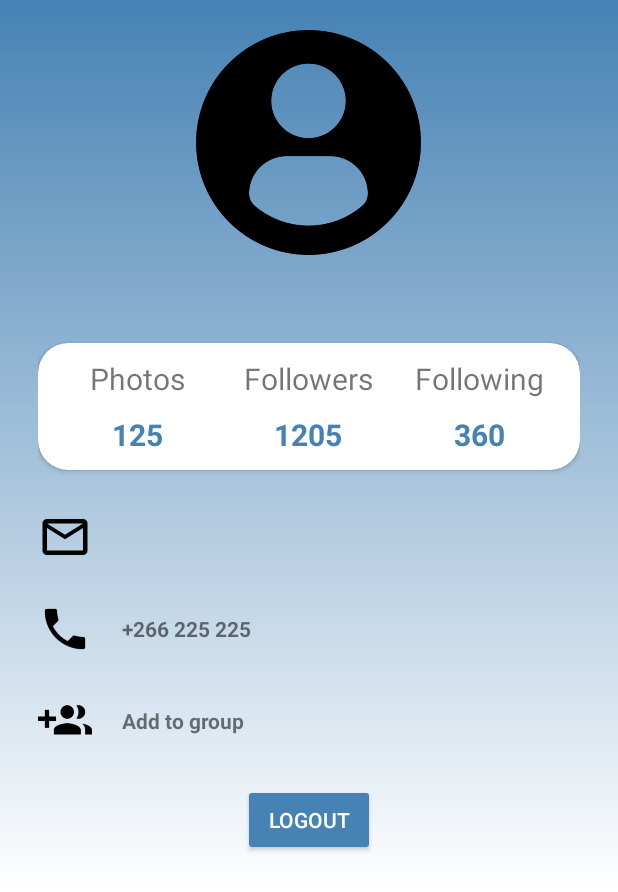
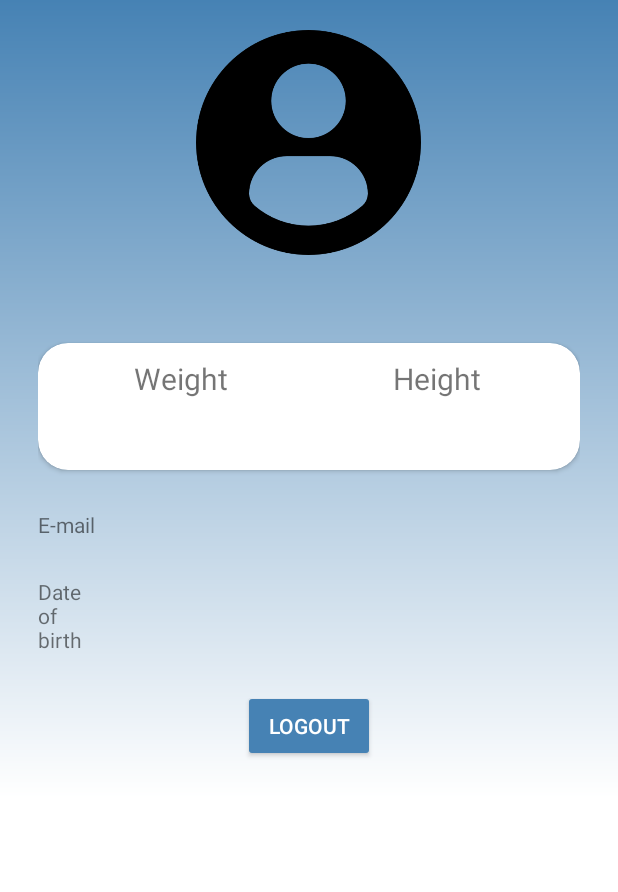
Before and after one commit to AP-Elektronica-ICT/IP18-SmartPullUp2, an Android app: the layout fragment_profile.xml on its own in the app's theme, with its tools: preview values and no code run, on a phone screen of 412 x 824 dp. Shown: the top 892 px of the screen. Run offline under Robolectric (Android 15) with nearby library versions, the phone set to English and light mode, and no system bars.

Commit message:
IP02-67 - Profile with database done !

```diff
--- a/Android_App/app/src/main/java/com/smartpullup/smartpullup/ProfileFragment.java
+++ b/Android_App/app/src/main/java/com/smartpullup/smartpullup/ProfileFragment.java
@@ -31,9 +31,15 @@ public class ProfileFragment extends Fragment {
     private Button btnLogout;
     private TextView userNameTxtView;
     private TextView userEmailTxtView;
+    private TextView userHeightTxtView;
+    private TextView userWeightTxtView;
+    private TextView userDateBirthTxtView;
 
     private String userName;
     private String userEmail;
+    private String userHeight;
+    private String userWeight;
+    private String userDateBirth;
 
     private String userId;
 
@@ -50,6 +56,10 @@ public class ProfileFragment extends Fragment {
         btnLogout = (Button)view.findViewById(R.id.btn_Logout);
         userNameTxtView = (TextView) view.findViewById(R.id.userName_textView);
         userEmailTxtView = (TextView) view.findViewById(R.id.userEmail_textView);
+        userHeightTxtView = (TextView)view.findViewById(R.id.height_textView);
+        userWeightTxtView = (TextView)view.findViewById(R.id.weight_textView);
+        userDateBirthTxtView = (TextView)view.findViewById(R.id.dateBirth_textView);
+
 
         database = FirebaseDatabase.getInstance();
         userDatabase = database.getReference("Users");
@@ -66,18 +76,34 @@ public class ProfileFragment extends Fragment {
                 Log.d("User", userId);
                 Log.d("User",dataSnapshot.getValue().toString());
 
+                if(dataSnapshot.child(userId).child("firstName").exists())
                     userName = dataSnapshot.child(userId).child("firstName").getValue().toString() + " " + dataSnapshot.child(userId).child("lastName").getValue().toString();
+
+                if(dataSnapshot.child(userId).child("email").exists())
                     userEmail =  dataSnapshot.child(userId).child("email").getValue().toString();
+
+                if (dataSnapshot.child(userId).child("weght").exists())
+                    userWeight = dataSnapshot.child(userId).child("weght").getValue().toString();
+
+                if(dataSnapshot.child(userId).child("dateBirth").exists())
+                    userDateBirth = dataSnapshot.child(userId).child("dateBirth").getValue().toString();
+
+                if(dataSnapshot.child(userId).child("height").exists())
+                    userHeight = dataSnapshot.child(userId).child("height").getValue().toString();
 
                 userNameTxtView.setText(userName);
                 userEmailTxtView.setText(userEmail);
+                userHeightTxtView.setText(userHeight + " cm");
+                userWeightTxtView.setText(userWeight + " kg");
+                userDateBirthTxtView.setText(userDateBirth);
+
 
             }
 
             @Override
             public void onCancelled(DatabaseError databaseError) {
 
-                Toast.makeText(getContext(),databaseError.getMessage(),
+                Toast.makeText(getContext(),"Hello",
                         Toast.LENGTH_SHORT).show();
             }
         });
--- a/Android_App/app/src/main/res/layout/fragment_profile.xml
+++ b/Android_App/app/src/main/res/layout/fragment_profile.xml
@@ -52,7 +52,7 @@
                     android:layout_height="match_parent"
                     android:layout_margin="10dp"
                     android:orientation="horizontal"
-                android:weightSum="3">
+                    android:weightSum="2">
                     <LinearLayout
                         android:gravity="center"
                         android:orientation="vertical"
@@ -62,13 +62,13 @@
                         <TextView
                             android:layout_width="wrap_content"
                             android:layout_height="wrap_content"
-                        android:text="Photos"
+                            android:text="Weight"
                             android:textSize="20sp"
                             />
                         <TextView
+                            android:id="@+id/weight_textView"
                             android:layout_width="wrap_content"
                             android:layout_height="wrap_content"
-                        android:text="125"
                             android:textStyle="bold"
                             android:textSize="20sp"
                             android:paddingTop="10dp"
@@ -84,35 +84,13 @@
                         <TextView
                             android:layout_width="wrap_content"
                             android:layout_height="wrap_content"
-                        android:text="Followers"
+                            android:text="Height"
                             android:textSize="20sp"
                             />
                         <TextView
+                            android:id="@+id/height_textView"
                             android:layout_width="wrap_content"
                             android:layout_height="wrap_content"
-                        android:text="1205"
-                        android:textStyle="bold"
-                        android:textSize="20sp"
-                        android:paddingTop="10dp"
-                        android:textColor="@color/ColorTheme"/>
-
-                </LinearLayout>
-                <LinearLayout
-                    android:gravity="center"
-                    android:orientation="vertical"
-                    android:layout_width="0dp"
-                    android:layout_weight="1"
-                    android:layout_height="match_parent">
-                    <TextView
-                        android:layout_width="wrap_content"
-                        android:layout_height="wrap_content"
-                        android:text="Following"
-                        android:textSize="20sp"
-                        />
-                    <TextView
-                        android:layout_width="wrap_content"
-                        android:layout_height="wrap_content"
-                        android:text="360"
                             android:textStyle="bold"
                             android:textSize="20sp"
                             android:paddingTop="10dp"
@@ -134,10 +112,10 @@
                 android:orientation="horizontal"
                 android:layout_width="match_parent"
                 android:layout_height="wrap_content">
-            <ImageView
-                android:layout_width="36dp"
-                android:layout_height="36dp"
-                android:src="@drawable/ic_mail_outline_black_24dp"/>
+                <TextView
+                    android:layout_width="40dp"
+                    android:layout_height="wrap_content"
+                    android:text="E-mail"/>
                 <TextView
                     android:id="@+id/userEmail_textView"
                     android:textStyle="bold"
@@ -151,34 +129,17 @@
                 android:orientation="horizontal"
                 android:layout_width="match_parent"
                 android:layout_height="wrap_content">
-            <ImageView
-                android:layout_width="36dp"
-                android:layout_height="36dp"
-                android:src="@drawable/ic_call_black_24dp"/>
                 <TextView
+                android:layout_width="40dp"
+                android:layout_height="wrap_content"
+                android:text="Date of birth"/>
+                <TextView
+                    android:id="@+id/dateBirth_textView"
                     android:textStyle="bold"
                     android:layout_gravity="center_vertical"
                     android:layout_width="wrap_content"
                     android:layout_height="wrap_content"
-                android:paddingLeft="20dp"
-                android:text="+266 225 225"/>
-        </LinearLayout>
-        <LinearLayout
-            android:layout_marginTop="25dp"
-            android:orientation="horizontal"
-            android:layout_width="match_parent"
-            android:layout_height="wrap_content">
-            <ImageView
-                android:layout_width="36dp"
-                android:layout_height="36dp"
-                android:src="@drawable/ic_group_add_black_24dp"/>
-            <TextView
-                android:textStyle="bold"
-                android:layout_gravity="center_vertical"
-                android:layout_width="wrap_content"
-                android:layout_height="wrap_content"
-                android:paddingLeft="20dp"
-                android:text="Add to group"/>
+                    android:paddingLeft="20dp"/>
 
             </LinearLayout>
         </LinearLayout>
@@ -193,7 +154,6 @@
             android:textColor="#fff"
             android:text="Logout"
             android:layout_gravity="center_horizontal"
-
             android:backgroundTint="@color/ColorTheme"/>
 
 
```
Lines whose indentation alone changed are shown as unchanged.
